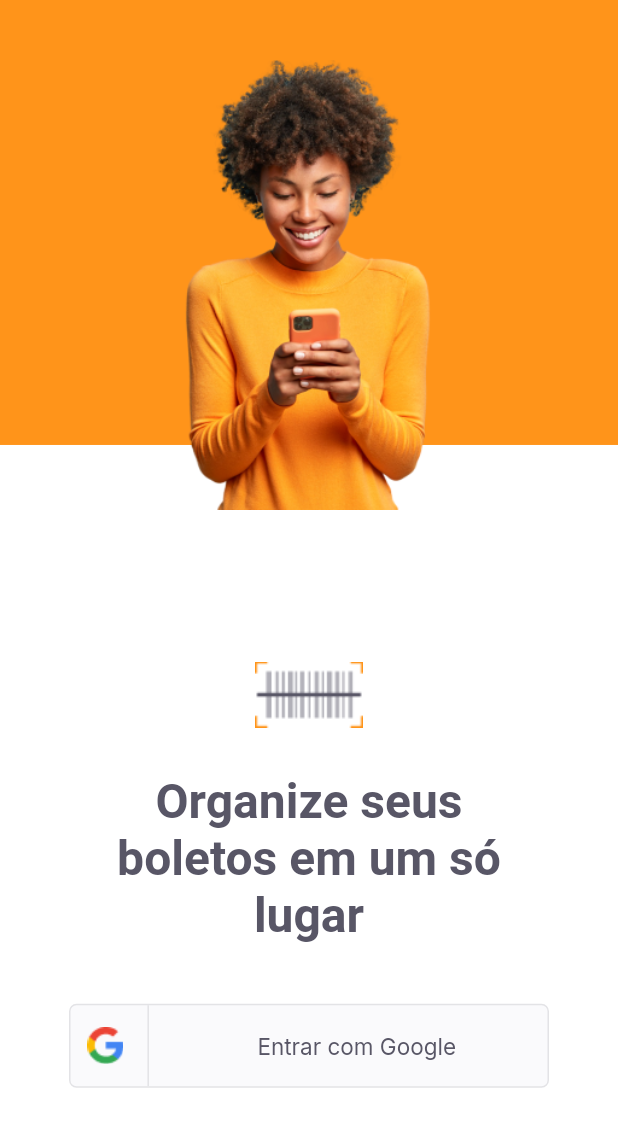
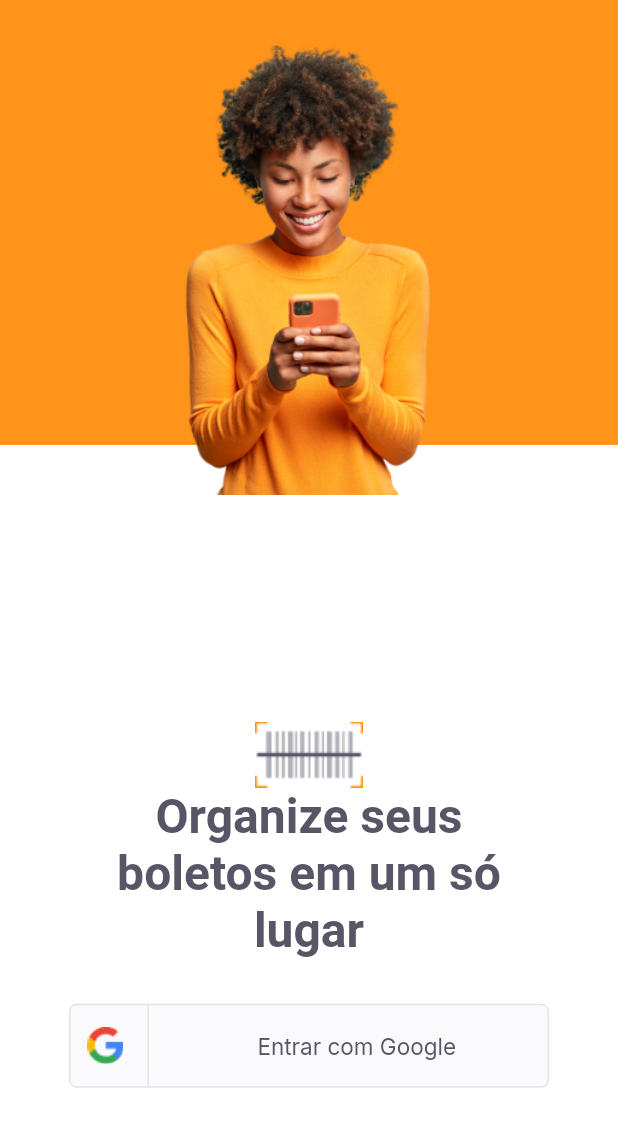
Before and after one commit to fcoprata/payflow, a Flutter app: the LoginPage screen opened directly, on a phone screen of 412 x 824 dp. Shown: the top 1127 px of the screen. Run offline on Flutter 3.47's test engine with Material 2 defaults, Android fonts, the phone set to English and light mode, and no system bars; our stand-ins replace google_fonts.

Commit message:
implement emulate

```diff
--- a/lib/main.dart
+++ b/lib/main.dart
@@ -12,11 +12,12 @@ class MyApp extends StatelessWidget {
   @override
   Widget build(BuildContext context) {
     return MaterialApp(
+      debugShowCheckedModeBanner: false,
       title: 'Flutter Demo',
       theme: ThemeData(
         primarySwatch: Colors.blue,
       ),
-      home: HomePage(),
+      home: SplashPage(),
     );
   }
 }
--- a/lib/modules/login/login_page.dart
+++ b/lib/modules/login/login_page.dart
@@ -30,7 +30,7 @@ class _LoginPageState extends State<LoginPage> {
               color: AppColors.primary,
             ),
             Positioned(
-              top: 40,
+              top: 30,
               left: 0,
               right: 0,
               child: Image.asset(
@@ -49,8 +49,7 @@ class _LoginPageState extends State<LoginPage> {
                 children: [
                   Image.asset(AppImages.logomini),
                   Padding(
-                    padding:
-                        const EdgeInsets.only(top: 30, left: 70, right: 70),
+                    padding: const EdgeInsets.only(left: 70, right: 70),
                     child: Text(
                       "Organize seus boletos em um só lugar",
                       textAlign: TextAlign.center,
@@ -59,7 +58,7 @@ class _LoginPageState extends State<LoginPage> {
                   ),
                   Padding(
                     padding:
-                        const EdgeInsets.only(left: 40, right: 40, top: 40),
+                        const EdgeInsets.only(left: 40, right: 40, top: 30),
                     child: SocialLoginButton(
                       onTap: (() {
                         print("clicou");
```
Also changed, not shown: 2 other files.
